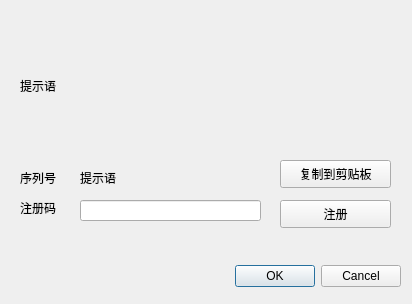
Above: yys/UI/registerUI.ui from w978211741/yys before the change. Below: the same form after it.
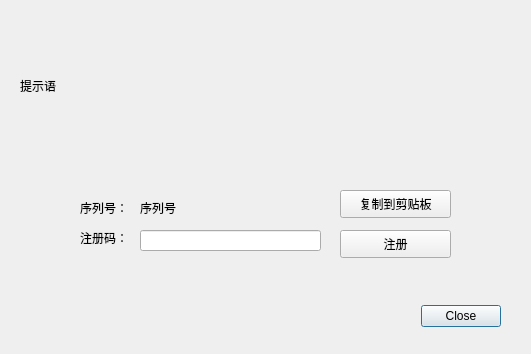
That is the form after the change.

Commit message: 1.6.1注册版

```diff
--- a/yys/UI/registerUI.ui
+++ b/yys/UI/registerUI.ui
@@ -6,8 +6,8 @@
    <rect>
     <x>0</x>
     <y>0</y>
-    <width>412</width>
-    <height>304</height>
+    <width>531</width>
+    <height>354</height>
    </rect>
   </property>
   <property name="windowTitle">
@@ -16,9 +16,9 @@
   <widget class="QDialogButtonBox" name="buttonBox">
    <property name="geometry">
     <rect>
-     <x>60</x>
-     <y>260</y>
-     <width>341</width>
+     <x>410</x>
+     <y>300</y>
+     <width>91</width>
      <height>32</height>
     </rect>
    </property>
@@ -26,14 +26,14 @@
     <enum>Qt::Horizontal</enum>
    </property>
    <property name="standardButtons">
-    <set>QDialogButtonBox::Cancel|QDialogButtonBox::Ok</set>
+    <set>QDialogButtonBox::Close</set>
    </property>
   </widget>
   <widget class="QLineEdit" name="lineEdit_register">
    <property name="geometry">
     <rect>
-     <x>80</x>
-     <y>200</y>
+     <x>140</x>
+     <y>230</y>
      <width>181</width>
      <height>21</height>
     </rect>
@@ -44,7 +44,7 @@
     <rect>
      <x>20</x>
      <y>30</y>
-     <width>371</width>
+     <width>481</width>
      <height>111</height>
     </rect>
    </property>
@@ -55,21 +55,21 @@
   <widget class="QLabel" name="label_serial">
    <property name="geometry">
     <rect>
-     <x>80</x>
-     <y>170</y>
+     <x>140</x>
+     <y>200</y>
      <width>181</width>
      <height>16</height>
     </rect>
    </property>
    <property name="text">
-    <string>提示语</string>
+    <string>序列号</string>
    </property>
   </widget>
   <widget class="QPushButton" name="pushButtoncopy">
    <property name="geometry">
     <rect>
-     <x>280</x>
-     <y>160</y>
+     <x>340</x>
+     <y>190</y>
      <width>111</width>
      <height>28</height>
     </rect>
@@ -81,8 +81,8 @@
   <widget class="QPushButton" name="pushButton_registe">
    <property name="geometry">
     <rect>
-     <x>280</x>
-     <y>200</y>
+     <x>340</x>
+     <y>230</y>
      <width>111</width>
      <height>28</height>
     </rect>
@@ -94,27 +94,27 @@
   <widget class="QLabel" name="label_2">
    <property name="geometry">
     <rect>
-     <x>20</x>
-     <y>170</y>
+     <x>80</x>
+     <y>200</y>
      <width>51</width>
      <height>16</height>
     </rect>
    </property>
    <property name="text">
-    <string>序列号</string>
+    <string>序列号：</string>
    </property>
   </widget>
   <widget class="QLabel" name="label_3">
    <property name="geometry">
     <rect>
-     <x>20</x>
-     <y>200</y>
+     <x>80</x>
+     <y>230</y>
      <width>51</width>
      <height>16</height>
     </rect>
    </property>
    <property name="text">
-    <string>注册码</string>
+    <string>注册码：</string>
    </property>
   </widget>
  </widget>
```
Left out of the diff: 32 changed lines with no effect on the pictures. The commit also changes 9 other files.
